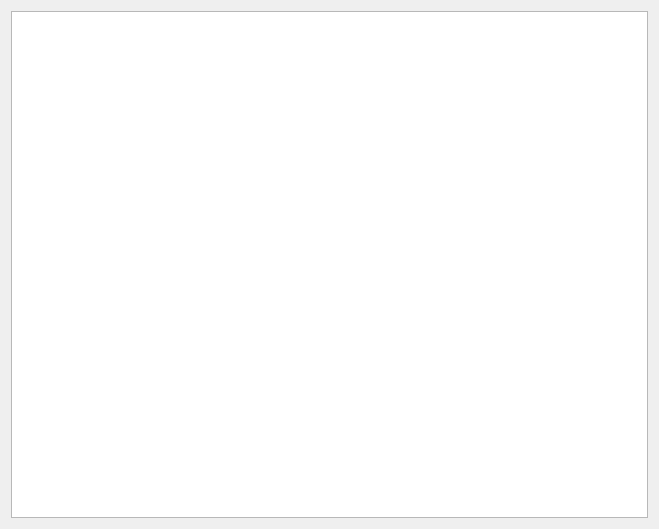
The window that mainwindow.ui (IgorVelikiy/whereismytime) describes before a commit, drawn with Qt 5.
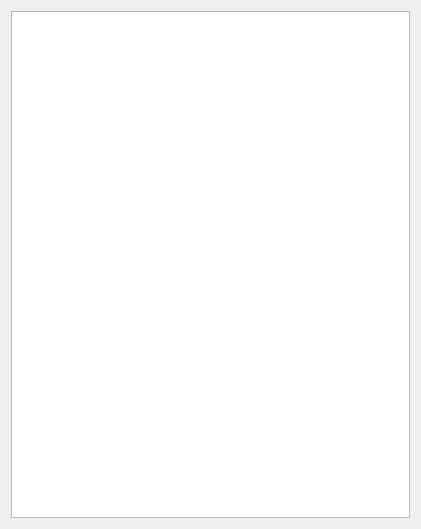
The same window after the commit.

```diff
--- a/mainwindow.ui
+++ b/mainwindow.ui
@@ -6,7 +6,7 @@
    <rect>
     <x>0</x>
     <y>0</y>
-    <width>659</width>
+    <width>421</width>
     <height>529</height>
    </rect>
   </property>
```
